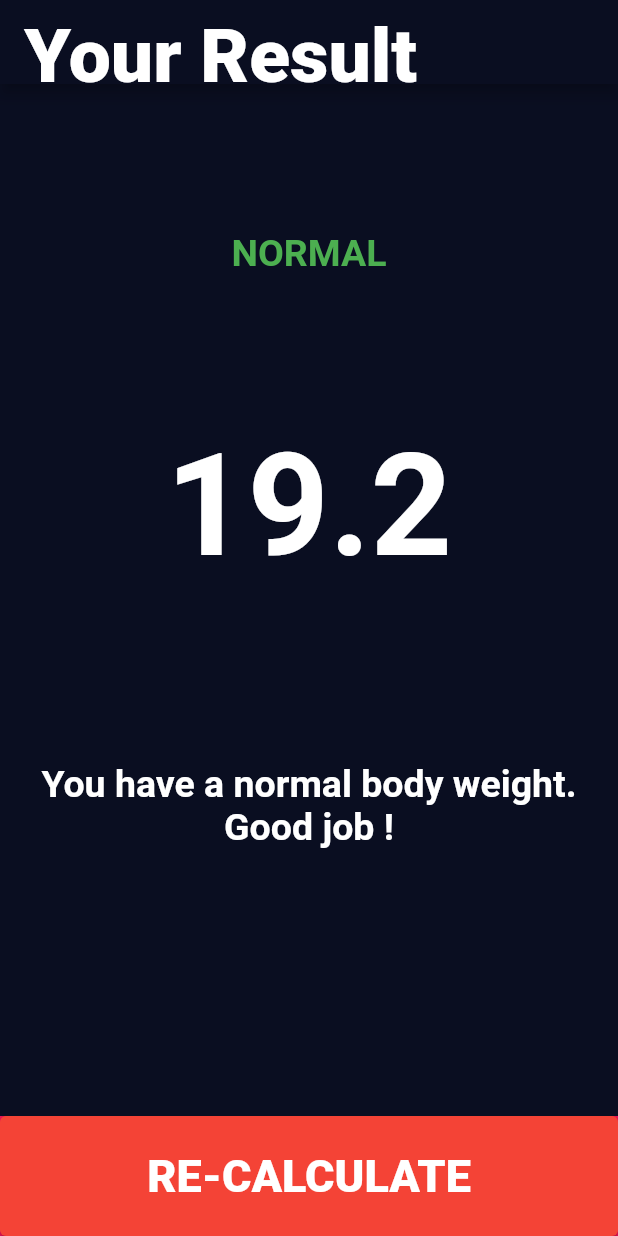
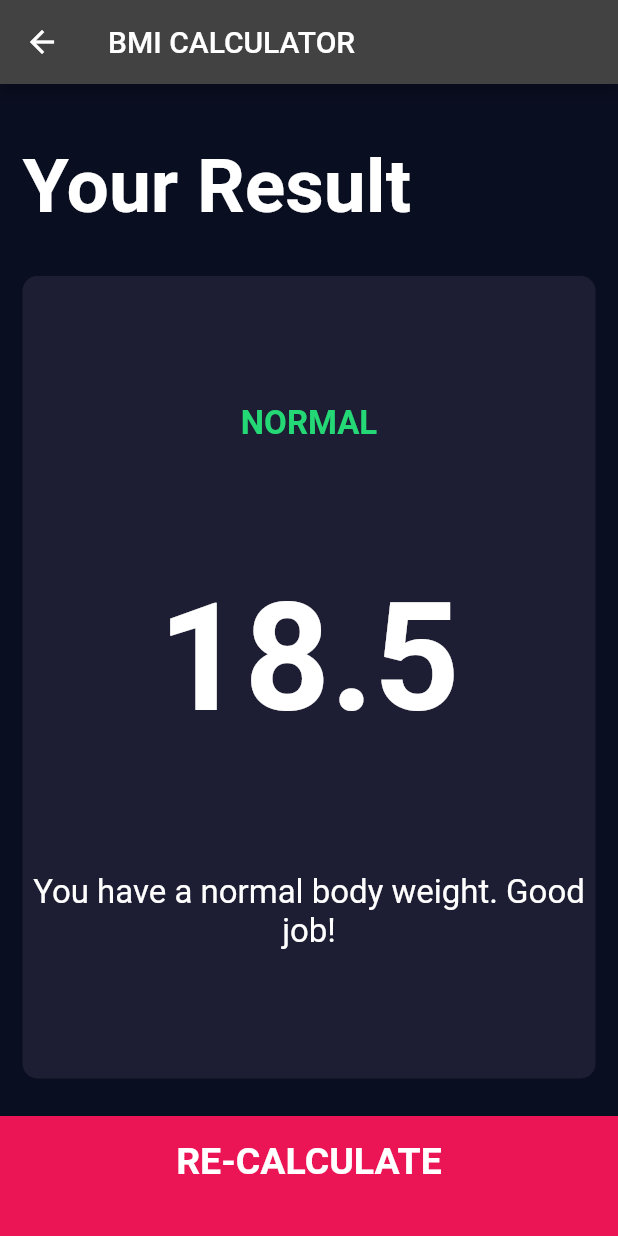
Before and after one commit to Archanciel/Flutter_Angela_course, a Flutter app: the screen it shows after launch, after a tap on "CALCULATE", on a phone screen of 412 x 824 dp. Run offline on Flutter 3.47's test engine with Material 2 defaults, Android fonts, the phone set to English and light mode, and no system bars; our stand-ins replace font_awesome_flutter, rflutter_alert.

Commit message:
Angela version working

```diff
--- /dev/null
+++ b/bmi_calculator_flutter/lib/calculator_brain.dart
@@ -0,0 +1,35 @@
+import 'dart:math';
+
+class CalculatorBrain {
+  CalculatorBrain({required this.height, required this.weight});
+
+  final int height;
+  final int weight;
+
+  double _bmi = 0;
+
+  String calculateBMI() {
+    _bmi = weight / pow(height / 100, 2);
+    return _bmi.toStringAsFixed(1);
+  }
+
+  String getResult() {
+    if (_bmi >= 25) {
+      return 'Overweight';
+    } else if (_bmi > 18.5) {
+      return 'Normal';
+    } else {
+      return 'Underweight';
+    }
+  }
+
+  String getInterpretation() {
+    if (_bmi >= 25) {
+      return 'You have a higher than normal body weight. Try to exercise more.';
+    } else if (_bmi >= 18.5) {
+      return 'You have a normal body weight. Good job!';
+    } else {
+      return 'You have a lower than normal body weight. You can eat a bit more.';
+    }
+  }
+}
--- /dev/null
+++ b/bmi_calculator_flutter/lib/components/bottom_button.dart
@@ -0,0 +1,29 @@
+import 'package:flutter/material.dart';
+import 'package:bmi_calculator_flutter/constants.dart';
+
+class BottomButton extends StatelessWidget {
+  BottomButton({required this.onTap, required this.buttonTitle});
+
+  final Function() onTap;
+  final String buttonTitle;
+
+  @override
+  Widget build(BuildContext context) {
+    return GestureDetector(
+      onTap: onTap,
+      child: Container(
+        child: Center(
+          child: Text(
+            buttonTitle,
+            style: kLargeButtonTextStyle,
+          ),
+        ),
+        color: kBottomContainerColour,
+        margin: EdgeInsets.only(top: 10.0),
+        padding: EdgeInsets.only(bottom: 20.0),
+        width: double.infinity,
+        height: kBottomContainerHeight,
+      ),
+    );
+  }
+}
--- /dev/null
+++ b/bmi_calculator_flutter/lib/components/icon_content.dart
@@ -0,0 +1,29 @@
+import 'package:flutter/material.dart';
+import 'package:bmi_calculator_flutter/constants.dart';
+
+class IconContent extends StatelessWidget {
+  IconContent({required this.icon, required this.label});
+
+  final IconData icon;
+  final String label;
+
+  @override
+  Widget build(BuildContext context) {
+    return Column(
+      mainAxisAlignment: MainAxisAlignment.center,
+      children: <Widget>[
+        Icon(
+          icon,
+          size: 80.0,
+        ),
+        const SizedBox(
+          height: 15.0,
+        ),
+        Text(
+          label,
+          style: kLabelTextStyle,
+        )
+      ],
+    );
+  }
+}
--- /dev/null
+++ b/bmi_calculator_flutter/lib/components/reusable_card.dart
@@ -0,0 +1,24 @@
+import 'package:flutter/material.dart';
+
+class ReusableCard extends StatelessWidget {
+  ReusableCard({required this.colour, required this.cardChild, this.onPress});
+
+  final Color colour;
+  final Widget cardChild;
+  final Function()? onPress;
+
+  @override
+  Widget build(BuildContext context) {
+    return GestureDetector(
+      onTap: onPress,
+      child: Container(
+        child: cardChild,
+        margin: const EdgeInsets.all(15.0),
+        decoration: BoxDecoration(
+          color: colour,
+          borderRadius: BorderRadius.circular(10.0),
+        ),
+      ),
+    );
+  }
+}
--- /dev/null
+++ b/bmi_calculator_flutter/lib/components/round_icon_button.dart
@@ -0,0 +1,23 @@
+import 'package:flutter/material.dart';
+
+class RoundIconButton extends StatelessWidget {
+  RoundIconButton({required this.icon, required this.onPressed});
+
+  final IconData icon;
+  final Function() onPressed;
+
+  @override
+  Widget build(BuildContext context) {
+    return RawMaterialButton(
+      elevation: 0.0,
+      child: Icon(icon),
+      onPressed: onPressed,
+      constraints: const BoxConstraints.tightFor(
+        width: 56.0,
+        height: 56.0,
+      ),
+      shape: const CircleBorder(),
+      fillColor: const Color(0xFF4C4F5E),
+    );
+  }
+}
--- /dev/null
+++ b/bmi_calculator_flutter/lib/constants.dart
@@ -0,0 +1,41 @@
+import 'package:flutter/material.dart';
+
+const kBottomContainerHeight = 80.0;
+const kActiveCardColour = Color(0xFF1D1E33);
+const kInactiveCardColour = Color(0xFF111328);
+const kBottomContainerColour = Color(0xFFEB1555);
+
+const kLabelTextStyle = TextStyle(
+  fontSize: 18.0,
+  color: Color(0xFF8D8E98),
+);
+
+const kNumberTextStyle = TextStyle(
+  fontSize: 50.0,
+  fontWeight: FontWeight.w900,
+);
+
+const kLargeButtonTextStyle = TextStyle(
+  fontSize: 25.0,
+  fontWeight: FontWeight.bold,
+);
+
+const kTitleTextStyle = TextStyle(
+  fontSize: 50.0,
+  fontWeight: FontWeight.bold,
+);
+
+const kResultTextStyle = TextStyle(
+  color: Color(0xFF24D876),
+  fontSize: 22.0,
+  fontWeight: FontWeight.bold,
+);
+
+const kBMITextStyle = TextStyle(
+  fontSize: 100.0,
+  fontWeight: FontWeight.bold,
+);
+
+const kBodyTextStyle = TextStyle(
+  fontSize: 22.0,
+);
--- a/bmi_calculator_flutter/lib/main.dart
+++ b/bmi_calculator_flutter/lib/main.dart
@@ -1,33 +1,17 @@
-import 'package:bmi_calculator_flutter/screens/result_page.dart';
 import 'package:flutter/material.dart';
-
-import 'screens/input_page.dart';
+import 'package:bmi_calculator_flutter/screens/input_page.dart';
 
 void main() => runApp(BMICalculator());
 
 class BMICalculator extends StatelessWidget {
-  ThemeData _baseThemeData = ThemeData.dark();
-
   @override
   Widget build(BuildContext context) {
     return MaterialApp(
-      theme: _baseThemeData.copyWith(
-        colorScheme: _baseThemeData.colorScheme.copyWith(
-          secondary: Colors.purple,
-        ),
-        primaryColor: const Color(0xFF0A0E21),
-        appBarTheme: const AppBarTheme(
-          backgroundColor: Color(0xFF0A0E21),
-          centerTitle: true, // otherwise the appBar title is not centered !
-        ),
-        scaffoldBackgroundColor: const Color(0xFF0A0E21),
+      theme: ThemeData.dark().copyWith(
+        primaryColor: Color(0xFF0A0E21),
+        scaffoldBackgroundColor: Color(0xFF0A0E21),
       ),
-      initialRoute: '/', // replaces home: !
-      routes: {
-        // Map defining keyed Routes
-        '/': (context) => InputPage(),
-        '/screenResult': (context) => ResultPage(),
-      },
+      home: InputPage(),
     );
   }
 }
--- a/bmi_calculator_flutter/lib/screens/input_page.dart
+++ b/bmi_calculator_flutter/lib/screens/input_page.dart
@@ -1,13 +1,17 @@
-import 'package:bmi_calculator_flutter/widgets/minus_plus_value.dart';
-import 'package:bmi_calculator_flutter/widgets/round_icon_button.dart';
 import 'package:flutter/material.dart';
 import 'package:font_awesome_flutter/font_awesome_flutter.dart';
+import 'package:bmi_calculator_flutter/components/icon_content.dart';
+import 'package:bmi_calculator_flutter/components/reusable_card.dart';
+import 'package:bmi_calculator_flutter/constants.dart';
+import 'package:bmi_calculator_flutter/screens/results_page.dart';
+import 'package:bmi_calculator_flutter/components/bottom_button.dart';
+import 'package:bmi_calculator_flutter/components/round_icon_button.dart';
+import 'package:bmi_calculator_flutter/calculator_brain.dart';
 
-import 'package:bmi_calculator_flutter/widgets/constants.dart';
-import '../widgets/reusable_card.dart';
-import '../widgets/icon_content.dart';
-
-enum Gender { male, female }
+enum Gender {
+  male,
+  female,
+}
 
 class InputPage extends StatefulWidget {
   @override
@@ -15,87 +19,77 @@ class InputPage extends StatefulWidget {
 }
 
 class _InputPageState extends State<InputPage> {
-  Color _maleCardColor = kInactiveCardColor;
-  Color _femaleCardColor = kInactiveCardColor;
-  Gender? _selectedGender;
-  int _height = 180;
-  //int _weight = 60;
+  Gender selectedGender = Gender.male;
+  int height = 180;
+  int weight = 60;
+  int age = 20;
 
   @override
   Widget build(BuildContext context) {
     return Scaffold(
       appBar: AppBar(
-        title: const Text('BMI CALCULATOR'),
+        title: Text('BMI CALCULATOR'),
       ),
       body: Column(
-        mainAxisAlignment: MainAxisAlignment.spaceBetween,
-        crossAxisAlignment: CrossAxisAlignment.center,
-        children: [
+        crossAxisAlignment: CrossAxisAlignment.stretch,
+        children: <Widget>[
           Expanded(
               child: Row(
-              mainAxisAlignment: MainAxisAlignment.spaceBetween,
-              children: [
+            children: <Widget>[
               Expanded(
                 child: ReusableCard(
-                    color: (_selectedGender == Gender.male)
-                        ? kActiveCardColor
-                        : kInactiveCardColor,
-                    cardChild: const IconContent(
+                  onPress: () {
+                    setState(() {
+                      selectedGender = Gender.male;
+                    });
+                  },
+                  colour: selectedGender == Gender.male
+                      ? kActiveCardColour
+                      : kInactiveCardColour,
+                  cardChild: IconContent(
                     icon: FontAwesomeIcons.mars,
                     label: 'MALE',
                   ),
-                    onPress: (() {
-                      setState(() {
-                        _selectedGender = Gender.male;
-                      });
-                    }),
                 ),
               ),
               Expanded(
                 child: ReusableCard(
-                    color: (_selectedGender == Gender.female)
-                        ? kActiveCardColor
-                        : kInactiveCardColor,
-                    cardChild: const IconContent(
+                  onPress: () {
+                    setState(() {
+                      selectedGender = Gender.female;
+                    });
+                  },
+                  colour: selectedGender == Gender.female
+                      ? kActiveCardColour
+                      : kInactiveCardColour,
+                  cardChild: IconContent(
                     icon: FontAwesomeIcons.venus,
                     label: 'FEMALE',
                   ),
-                    onPress: (() {
-                      setState(() {
-                        _selectedGender = Gender.female;
-                      });
-                    }),
                 ),
               ),
             ],
-            ),
-          ),
+          )),
           Expanded(
             child: ReusableCard(
-              color: kActiveCardColor,
+              colour: kActiveCardColour,
               cardChild: Column(
                 mainAxisAlignment: MainAxisAlignment.center,
-                crossAxisAlignment: CrossAxisAlignment.stretch,
-                children: [
-                  Row(
-                    mainAxisAlignment: MainAxisAlignment.center,
-                    children: const [
+                children: <Widget>[
                   Text(
                     'HEIGHT',
                     style: kLabelTextStyle,
                   ),
-                    ],
-                  ),
                   Row(
                     mainAxisAlignment: MainAxisAlignment.center,
+                    crossAxisAlignment: CrossAxisAlignment.baseline,
                     textBaseline: TextBaseline.alphabetic,
-                    crossAxisAlignment: CrossAxisAlignment.baseline,
-                    children: [
+                    children: <Widget>[
                       Text(
-                        _height.toString(),
+                        height.toString(),
                         style: kNumberTextStyle,
                       ),
-                      const Text(
+                      Text(
                         'cm',
                         style: kLabelTextStyle,
                       )
@@ -103,23 +97,25 @@ class _InputPageState extends State<InputPage> {
                   ),
                   SliderTheme(
                     data: SliderTheme.of(context).copyWith(
-                      inactiveTrackColor: kSliderInactiveColor,
-                      activeTrackColor: kSliderActiveColor,
-                      thumbColor: kSliderThumbColor,
-                      overlayColor: kSliderOverlayColor,
+                      inactiveTrackColor: Color(0xFF8D8E98),
+                      activeTrackColor: Colors.white,
+                      thumbColor: Color(0xFFEB1555),
+                      overlayColor: Color(0x29EB1555),
                       thumbShape:
-                          const RoundSliderThumbShape(enabledThumbRadius: 15.0),
+                          RoundSliderThumbShape(enabledThumbRadius: 15.0),
                       overlayShape:
-                          const RoundSliderOverlayShape(overlayRadius: 30.0),
+                          RoundSliderOverlayShape(overlayRadius: 30.0),
                     ),
                     child: Slider(
-                        value: _height.toDouble(),
-                        min: kSliderMinValue,
-                        max: kSliderMaxValue,
+                      value: height.toDouble(),
+                      min: 120.0,
+                      max: 220.0,
                       onChanged: (double newValue) {
-                          _height = newValue.round();
-                          setState(() {});
-                        }),
+                        setState(() {
+                          height = newValue.round();
+                        });
+                      },
+                    ),
                   ),
                 ],
               ),
@@ -127,47 +123,112 @@ class _InputPageState extends State<InputPage> {
           ),
           Expanded(
             child: Row(
-              mainAxisAlignment: MainAxisAlignment.spaceBetween,
-              children: [
+              children: <Widget>[
                 Expanded(
                   child: ReusableCard(
-                    color: kActiveCardColor,
-                    cardChild: MinusPlusValue(
-                      value: 60,
-                      label: 'WEIGHT',
+                    colour: kActiveCardColour,
+                    cardChild: Column(
+                      mainAxisAlignment: MainAxisAlignment.center,
+                      children: <Widget>[
+                        Text(
+                          'WEIGHT',
+                          style: kLabelTextStyle,
+                        ),
+                        Text(
+                          weight.toString(),
+                          style: kNumberTextStyle,
+                        ),
+                        Row(
+                          mainAxisAlignment: MainAxisAlignment.center,
+                          children: <Widget>[
+                            RoundIconButton(
+                                icon: FontAwesomeIcons.minus,
+                                onPressed: () {
+                                  setState(() {
+                                    weight--;
+                                  });
+                                }),
+                            SizedBox(
+                              width: 10.0,
+                            ),
+                            RoundIconButton(
+                              icon: FontAwesomeIcons.plus,
+                              onPressed: () {
+                                setState(() {
+                                  weight++;
+                                });
+                              },
+                            ),
+                          ],
+                        ),
+                      ],
                     ),
                   ),
                 ),
                 Expanded(
                   child: ReusableCard(
-                    color: kActiveCardColor,
-                    cardChild: MinusPlusValue(
-                      value: 19,
-                      label: 'AGE',
+                    colour: kActiveCardColour,
+                    cardChild: Column(
+                      mainAxisAlignment: MainAxisAlignment.center,
+                      children: <Widget>[
+                        Text(
+                          'AGE',
+                          style: kLabelTextStyle,
+                        ),
+                        Text(
+                          age.toString(),
+                          style: kNumberTextStyle,
+                        ),
+                        Row(
+                          mainAxisAlignment: MainAxisAlignment.center,
+                          children: <Widget>[
+                            RoundIconButton(
+                              icon: FontAwesomeIcons.minus,
+                              onPressed: () {
+                                setState(
+                                  () {
+                                    age--;
+                                  },
+                                );
+                              },
+                            ),
+                            SizedBox(
+                              width: 10.0,
+                            ),
+                            RoundIconButton(
+                                icon: FontAwesomeIcons.plus,
+                                onPressed: () {
+                                  setState(() {
+                                    age++;
+                                  });
+                                })
+                          ],
+                        )
+                      ],
                     ),
                   ),
                 ),
               ],
             ),
           ),
-          Container(
-            color: kBottomContainerColor,
-            margin: EdgeInsets.only(top: 10),
-            width: double.infinity,
-            height: kBottomContainerHeight,
-            child: ElevatedButton(
-              style: ButtonStyle(
-                backgroundColor: MaterialStateProperty.all(Colors.red),
+          BottomButton(
+            buttonTitle: 'CALCULATE',
+            onTap: () {
+              CalculatorBrain calc =
+                  CalculatorBrain(height: height, weight: weight);
+
+              Navigator.push(
+                context,
+                MaterialPageRoute(
+                  builder: (context) => ResultsPage(
+                        bmiResult: calc.calculateBMI(),
+                        resultText: calc.getResult(),
+                        interpretation: calc.getInterpretation(),
                       ),
-              child: const Text(
-                'CALCULATE',
-                style: kButtonTextStyle,
                 ),
-              onPressed: () {
-                Navigator.pushNamed(context, '/screenResult');
+              );
             },
           ),
-          )
         ],
       ),
     );
--- a/bmi_calculator_flutter/lib/screens/result_page.dart
+++ b/bmi_calculator_flutter/lib/screens/result_page.dart
@@ -1,11 +1,8 @@
 import 'package:bmi_calculator_flutter/widgets/minus_plus_value.dart';
 import 'package:bmi_calculator_flutter/widgets/round_icon_button.dart';
 import 'package:flutter/material.dart';
-import 'package:font_awesome_flutter/font_awesome_flutter.dart';
 
 import 'package:bmi_calculator_flutter/widgets/constants.dart';
-import '../widgets/reusable_card.dart';
-import '../widgets/icon_content.dart';
 
 enum Gender { male, female }
 
--- /dev/null
+++ b/bmi_calculator_flutter/lib/screens/results_page.dart
@@ -0,0 +1,78 @@
+// ignore_for_file: prefer_const_constructors
+
+import 'package:flutter/material.dart';
+import 'package:bmi_calculator_flutter/constants.dart';
+import 'package:bmi_calculator_flutter/components/reusable_card.dart';
+import 'package:bmi_calculator_flutter/components/bottom_button.dart';
+
+class ResultsPage extends StatelessWidget {
+  ResultsPage(
+      {required this.interpretation,
+      required this.bmiResult,
+      required this.resultText});
+
+  final String bmiResult;
+  final String resultText;
+  final String interpretation;
+
+  @override
+  Widget build(BuildContext context) {
+    return Scaffold(
+      appBar: AppBar(
+        title: Row(
+          // ignore: prefer_const_literals_to_create_immutables
+          children: [
+            const Text('BMI CALCULATOR'),
+          ],
+        ),
+      ),
+      body: Column(
+        mainAxisAlignment: MainAxisAlignment.spaceEvenly,
+        crossAxisAlignment: CrossAxisAlignment.stretch,
+        children: <Widget>[
+          Expanded(
+            child: Container(
+              padding: EdgeInsets.all(15.0),
+              alignment: Alignment.bottomLeft,
+              child: Text(
+                'Your Result',
+                style: kTitleTextStyle,
+              ),
+            ),
+          ),
+          Expanded(
+            flex: 5,
+            child: ReusableCard(
+              colour: kActiveCardColour,
+              cardChild: Column(
+                mainAxisAlignment: MainAxisAlignment.spaceEvenly,
+                crossAxisAlignment: CrossAxisAlignment.center,
+                children: <Widget>[
+                  Text(
+                    resultText.toUpperCase(),
+                    style: kResultTextStyle,
+                  ),
+                  Text(
+                    bmiResult,
+                    style: kBMITextStyle,
+                  ),
+                  Text(
+                    interpretation,
+                    textAlign: TextAlign.center,
+                    style: kBodyTextStyle,
+                  ),
+                ],
+              ),
+            ),
+          ),
+          BottomButton(
+            buttonTitle: 'RE-CALCULATE',
+            onTap: () {
+              Navigator.pop(context);
+            },
+          )
+        ],
+      ),
+    );
+  }
+}
```
Lines whose indentation alone changed are shown as unchanged.
